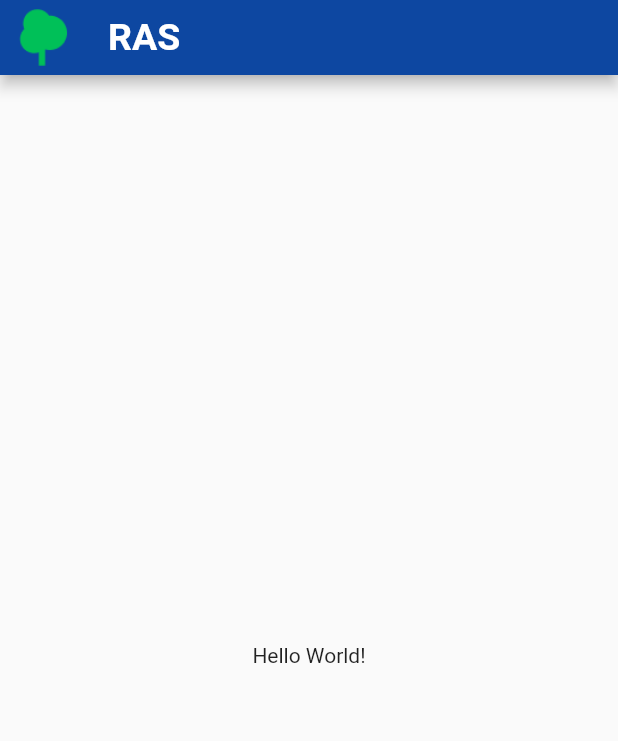
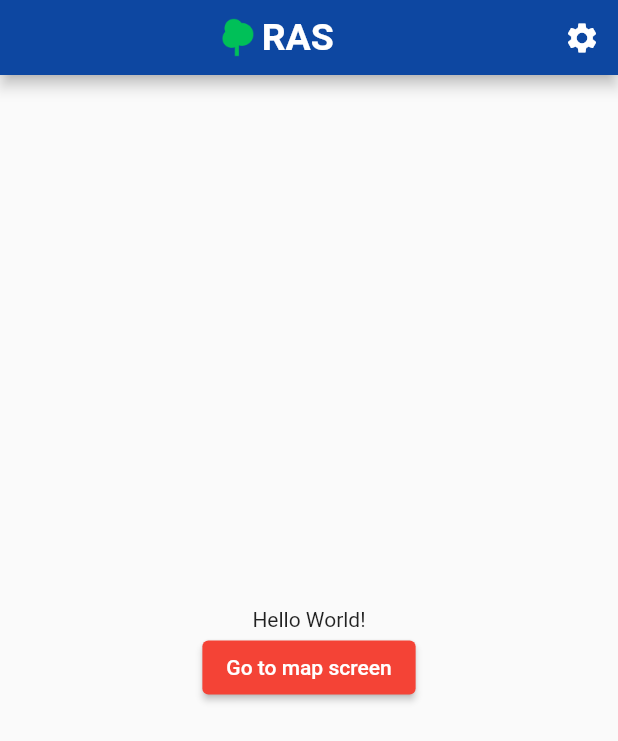
Before and after one commit to LiquidGalaxyLAB/reforestation-assistant-simulator, a Flutter app: the screen it shows after launch, on a phone screen of 412 x 824 dp. Shown: the top 741 px of the screen. Run offline on Flutter 3.47's test engine with Material 2 defaults, Android fonts, the phone set to English and light mode, and no system bars.

Commit message:
added settings screen template

```diff
--- a/ras/lib/main.dart
+++ b/ras/lib/main.dart
@@ -1,4 +1,6 @@
 import 'package:flutter/material.dart';
+import 'package:ras/screens/Settings.dart';
+// import 'package:ras/screens/MapBuilder.dart';
 import 'package:ras/widgets/AppBar.dart';
 
 void main() {
@@ -10,12 +12,16 @@ class MyApp extends StatelessWidget {
   @override
   Widget build(BuildContext context) {
     return MaterialApp(
-      title: 'RAS',
-      theme: ThemeData(
-        primarySwatch: Colors.blue,
-      ),
-      home: MyHomePage(),
-    );
+        title: 'RAS',
+        theme: ThemeData(
+          primarySwatch: Colors.blue,
+        ),
+        initialRoute: '/',
+        routes: {
+          '/': (context) => MyHomePage(),
+          // '/map': (context) => MapBuilder(),
+          '/settings': (context) => Settings(),
+        });
   }
 }
 
@@ -30,7 +36,7 @@ class _MyHomePageState extends State<MyHomePage> {
     return Scaffold(
       appBar: PreferredSize(
         preferredSize: const Size.fromHeight(50),
-        child: myAppBar(),
+        child: MyAppBar(),
       ),
       body: Center(
         child: Column(
@@ -39,6 +45,16 @@ class _MyHomePageState extends State<MyHomePage> {
             Text(
               'Hello World!',
             ),
+            ElevatedButton(
+              onPressed: () => {
+                Navigator.pushNamed(context, '/map')
+              },
+              style: ElevatedButton.styleFrom(
+                primary: Colors.red, // background
+                onPrimary: Colors.white, // foreground
+              ),
+              child: Text('Go to map screen'),
+            )
           ],
         ),
       ),
--- a/ras/lib/widgets/AppBar.dart
+++ b/ras/lib/widgets/AppBar.dart
@@ -1,15 +1,33 @@
 import 'package:flutter/material.dart';
 
-Widget myAppBar() {
+class MyAppBar extends StatelessWidget {
+  @override
+  Widget build(BuildContext context) {
     return AppBar(
-    title: Text(
+      title: Row(
+        mainAxisAlignment: MainAxisAlignment.center,
+        children: [
+          Image.asset(
+            'assets/treeIcon.png',
+            scale: 2,
+          ),
+          Text(
             'RAS',
             style: TextStyle(fontWeight: FontWeight.bold, fontSize: 25),
           ),
-    leading: Image.asset(
-      'assets/treeIcon.png',
-      scale: 1,
+        ],
       ),
+      actions: [
+        ModalRoute.of(context)!.settings.name != '/settings'
+            ? IconButton(
+                onPressed: () {
+                  Navigator.pushNamed(context, '/settings');
+                },
+                icon: Icon(Icons.settings),
+              )
+            : SizedBox(),
+      ],
       backgroundColor: Colors.blue.shade900,
     );
   }
+}
--- a/ras/pubspec.yaml
+++ b/ras/pubspec.yaml
@@ -28,6 +28,8 @@ dependencies:
   # The following adds the Cupertino Icons font to your application.
   # Use with the CupertinoIcons class for iOS style icons.
   cupertino_icons: ^1.0.2
+  flutter_map: ^0.12.0
+  latlong: ^0.6.1
 
 dev_dependencies:
   flutter_test:
```
Also changed, not shown: ras/lib/screens/MapBuilder.dart (added, +40 -0 lines), ras/lib/screens/Settings.dart (added, +149 -0 lines), ras/assets/google_icon.png (added), ras/pubspec.lock. Lines whose indentation alone changed are shown as unchanged.
